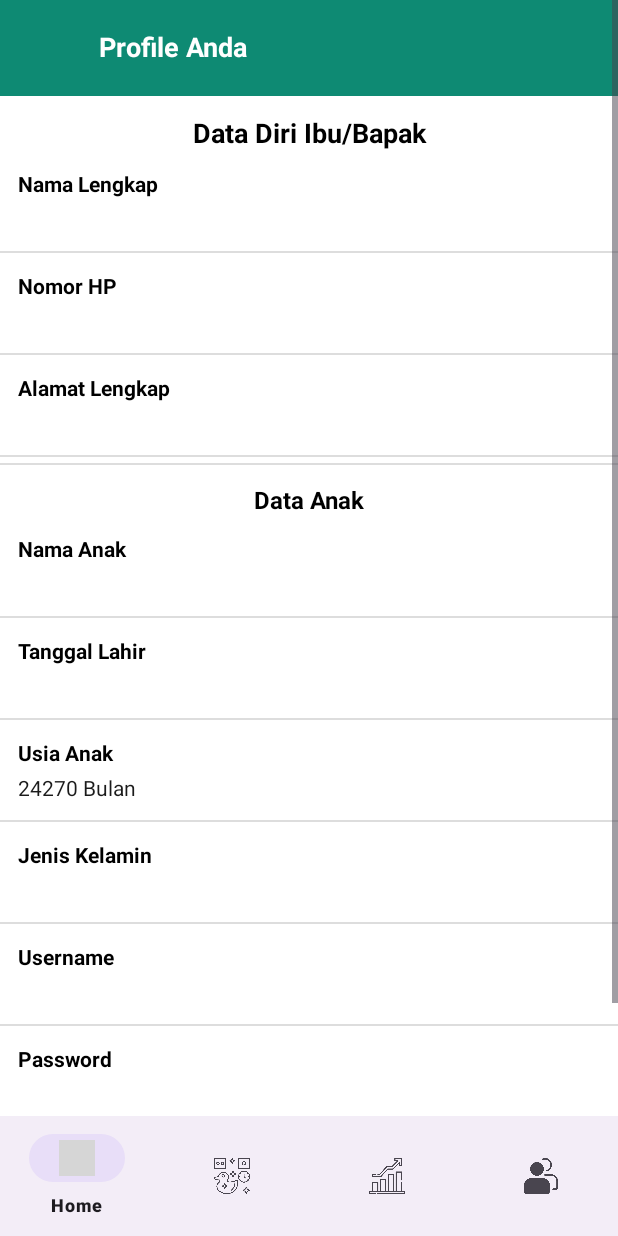
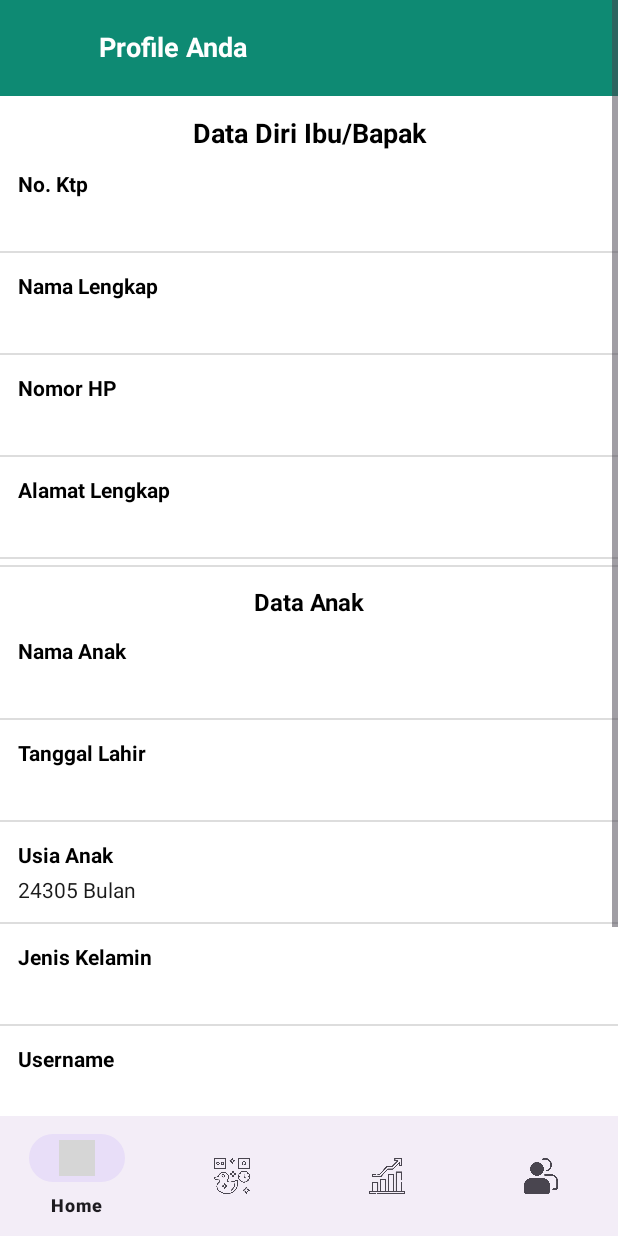
Before and after one commit to MunMunDev/Pemantauan-Kesehatan-Anak, an Android app: the fragment ProfileFragment placed in its activity, on a phone screen of 412 x 824 dp. Run offline under Robolectric (Android 15) with nearby library versions, the phone set to English and light mode, and no system bars; our stand-ins replace Dagger/Hilt's generated code; 3 statements that could not run were skipped; grey boxes are pictures that could not be loaded.

Commit message:
add no KTP

```diff
--- a/app/src/main/java/com/abcd/pemantauankesehatananak/data/database/api/ApiService.kt
+++ b/app/src/main/java/com/abcd/pemantauankesehatananak/data/database/api/ApiService.kt
@@ -72,12 +72,13 @@ interface ApiService {
     suspend fun postUpdateDataDiri(
         @Field("post_update_data") post_update_data: String,
         @Field("id_user") id_user: Int,
+        @Field("no_ktp") no_ktp: String,
         @Field("nama") nama: String,
         @Field("nomor_hp") nomor_hp: String,
         @Field("alamat") alamat: String,
         @Field("nama_anak") nama_anak: String,
         @Field("tanggal_lahir") tanggal_lahir: String,
-        @Field("jenis_kelamin") jenis_kelamin: String,
+        @Field("jk") jk: String,
         @Field("username") username: String,
         @Field("password") password: String,
         @Field("username_lama") username_lama: String,
--- a/app/src/main/java/com/abcd/pemantauankesehatananak/data/model/UserModel.kt
+++ b/app/src/main/java/com/abcd/pemantauankesehatananak/data/model/UserModel.kt
@@ -8,8 +8,8 @@ class UserModel (
     @SerializedName("id_user")
     var idUser: Int? = null,
 
-    @SerializedName("no_bpjs")
-    var no_bpjs: String? = null,
+    @SerializedName("no_ktp")
+    var no_ktp: String? = null,
 
     @SerializedName("nama")
     var nama: String? = null,
@@ -55,7 +55,7 @@ class UserModel (
 
     override fun writeToParcel(parcel: Parcel, flags: Int) {
         parcel.writeValue(idUser)
-        parcel.writeString(no_bpjs)
+        parcel.writeString(no_ktp)
         parcel.writeString(nama)
         parcel.writeString(alamat)
         parcel.writeString(nomorHp)
--- a/app/src/main/java/com/abcd/pemantauankesehatananak/data/repository/ProfileRepository.kt
+++ b/app/src/main/java/com/abcd/pemantauankesehatananak/data/repository/ProfileRepository.kt
@@ -10,12 +10,12 @@ class ProfileRepository  @Inject constructor(
     private val api: ApiService
 ){
     suspend fun postDataDiri(
-        idUser:Int, nama: String, nomorHp: String, alamat: String,
+        idUser:Int, noKtp: String, nama: String, nomorHp: String, alamat: String,
         namaAnak: String, tanggalLahir: String, jenisKelamin: String,
         username: String, password: String, usernameLama: String
     ): ResponseModel {
         val data = api.postUpdateDataDiri(
-            "", idUser, nama, nomorHp, alamat, namaAnak,
+            "", idUser, noKtp, nama, nomorHp, alamat, namaAnak,
             tanggalLahir, jenisKelamin, username, password, usernameLama
         )
         return data
--- a/app/src/main/java/com/abcd/pemantauankesehatananak/ui/fragment/user/profile/ProfileViewModel.kt
+++ b/app/src/main/java/com/abcd/pemantauankesehatananak/ui/fragment/user/profile/ProfileViewModel.kt
@@ -7,10 +7,12 @@ import androidx.lifecycle.viewModelScope
 import com.abcd.pemantauankesehatananak.data.model.ResponseModel
 import com.abcd.pemantauankesehatananak.data.repository.ProfileRepository
 import com.abcd.pemantauankesehatananak.utils.network.UIState
+import dagger.hilt.android.lifecycle.HiltViewModel
 import kotlinx.coroutines.delay
 import kotlinx.coroutines.launch
 import javax.inject.Inject
 
+@HiltViewModel
 class ProfileViewModel  @Inject constructor(
     private val repository : ProfileRepository
 ): ViewModel(){
@@ -18,7 +20,7 @@ class ProfileViewModel  @Inject constructor(
     val getResponseUpdateDataDiri : LiveData<UIState<ResponseModel>> = _updateDataDiri
 
     fun postUpdateDataDiri(
-        idUser:Int, nama: String, nomorHp: String, alamat: String,
+        idUser:Int, noKtp: String, nama: String, nomorHp: String, alamat: String,
         namaAnak: String, tanggalLahir: String, jenisKelamin: String,
         username: String, password: String, usernameLama: String
     ){
@@ -27,7 +29,7 @@ class ProfileViewModel  @Inject constructor(
             delay(1_000)
             try {
                 val data = repository.postDataDiri(
-                    idUser, nama, alamat, nomorHp, namaAnak, tanggalLahir,
+                    idUser, noKtp, nama, alamat, nomorHp, namaAnak, tanggalLahir,
                     jenisKelamin, username, password, usernameLama
                 )
                 _updateDataDiri.postValue(UIState.Success(data))
--- a/app/src/main/java/com/abcd/pemantauankesehatananak/utils/SharedPreferencesLogin.kt
+++ b/app/src/main/java/com/abcd/pemantauankesehatananak/utils/SharedPreferencesLogin.kt
@@ -4,7 +4,7 @@ import android.content.Context
 
 class SharedPreferencesLogin(val context: Context) {
     val keyIdUser = "keyIdUser"
-//    val keyNoBpjs = "keyNoBpjs"
+    val keyNoKtp = "keyNoKtp"
     val keyNama = "keyNama"
     val keyNomorHp = "keyNomorHp"
     val keyAlamat = "keyAlamat"
@@ -19,13 +19,13 @@ class SharedPreferencesLogin(val context: Context) {
     var editPref = sharedPref.edit()
 
     fun setLogin(
-        id_user:Int, nama:String, nomorHp:String, alamat:String, namaAnak:String,
+        id_user:Int, noKtp:String, nama:String, nomorHp:String, alamat:String, namaAnak:String,
         tanggalLahir:String, jenisKelamin:String, username:String,
         password:String, sebagai:String
     ){
         editPref.apply{
             putInt(keyIdUser, id_user)
-//            putString(keyNoBpjs, noBpjs)
+            putString(keyNoKtp, noKtp)
             putString(keyNama, nama)
             putString(keyNomorHp, nomorHp)
             putString(keyAlamat, alamat)
@@ -43,9 +43,9 @@ class SharedPreferencesLogin(val context: Context) {
     fun getIdUser(): Int{
         return sharedPref.getInt(keyIdUser, 0)
     }
-//    fun keyNoBpjs():String{
-//        return sharedPref.getString(keyNoBpjs, "").toString()
-//    }
+    fun getNoKtp():String{
+        return sharedPref.getString(keyNoKtp, "").toString()
+    }
     fun getNama():String{
         return sharedPref.getString(keyNama, "").toString()
     }
--- a/app/src/main/java/com/abcd/pemantauankesehatananak/utils/TanggalDanWaktu.kt
+++ b/app/src/main/java/com/abcd/pemantauankesehatananak/utils/TanggalDanWaktu.kt
@@ -225,7 +225,7 @@ class TanggalDanWaktu {
         mDatePicker.show()
     }
 
-    fun hitungUsiaDalamBulan(tanggal: String): Int {
+    fun hitungUsiaDalamBulan2(tanggal: String): Int {
         val arrayTanggal = tanggal.split("-")
         val tanggalLahir = arrayTanggal[2].trim().toInt()
         val bulanLahir = arrayTanggal[2].trim().toInt()
@@ -246,4 +246,27 @@ class TanggalDanWaktu {
         return totalBulan
     }
 
+    fun hitungUsiaDalamBulan(tanggal: String): Int {
+        val arrayTanggal = tanggal.split("-")
+        val tanggalLahir = arrayTanggal[2].trim().toInt()
+        val bulanLahir = arrayTanggal[2].trim().toInt()
+        val tahunLahir = arrayTanggal[2].trim().toInt()
+
+        var total = 0
+
+        val calLahir = Calendar.getInstance().apply {
+            set(tahunLahir, bulanLahir - 1, tanggalLahir) // bulan 0-indexed
+        }
+        val calSekarang = Calendar.getInstance()
+
+        val tahunSelisih = calSekarang.get(Calendar.YEAR) - tahunLahir
+        val bulanSelisih = calSekarang.get(Calendar.MONTH) - bulanLahir
+        val hariSelisih = calSekarang.get(Calendar.DAY_OF_MONTH) - tanggalLahir
+
+        var totalBulan = tahunSelisih * 12 + bulanSelisih
+        if (hariSelisih < 0) totalBulan -= 1
+
+        return totalBulan
+    }
+
 }
--- a/app/src/main/res/layout/activity_login.xml
+++ b/app/src/main/res/layout/activity_login.xml
@@ -73,10 +73,10 @@
                 style="@style/Widget.MaterialComponents.TextInputLayout.OutlinedBox">
 
                 <com.google.android.material.textfield.TextInputEditText
-                    android:id="@+id/etNomorBpjs"
+                    android:id="@+id/etNomorKtp"
                     android:layout_width="match_parent"
                     android:layout_height="wrap_content"
-                    android:hint="Nomor BPJS / Username"
+                    android:hint="Nomor KTP / Username"
                     android:inputType="text"
                     android:maxLength="30"
                     android:textSize="14sp"/>
--- a/app/src/main/res/layout/fragment_profile.xml
+++ b/app/src/main/res/layout/fragment_profile.xml
@@ -20,7 +20,6 @@
             android:paddingBottom="12dp"
             android:orientation="vertical">
 
-
             <TextView
                 android:layout_width="match_parent"
                 android:layout_height="wrap_content"
@@ -31,6 +30,35 @@
                 android:textColor="@color/black"
                 android:textStyle="bold"
                 android:textAlignment="center"/>
+
+            <!-- NoKtp -->
+            <TextView
+                android:layout_width="match_parent"
+                android:layout_height="wrap_content"
+                android:layout_marginTop="12dp"
+                android:layout_marginStart="12dp"
+                android:layout_marginEnd="12dp"
+                android:text="No. Ktp"
+                android:textSize="14sp"
+                android:textColor="@color/black"
+                android:textStyle="bold" />
+            <TextView
+                android:id="@+id/tvNoKtp"
+                android:layout_width="match_parent"
+                android:layout_height="wrap_content"
+                android:layout_marginStart="12dp"
+                android:layout_marginEnd="12dp"
+                android:layout_marginTop="4dp"
+                android:text="1872781"
+                android:textSize="14sp"
+                android:textColor="@color/textColorBlack"
+                android:textStyle="normal" />
+            <View
+                android:layout_width="match_parent"
+                android:layout_height="1dp"
+                android:background="@color/abuabu_muda"
+                android:layout_marginTop="12dp"/>
+
             <!-- Nama -->
             <TextView
                 android:layout_width="match_parent"
@@ -49,7 +77,7 @@
                 android:layout_marginStart="12dp"
                 android:layout_marginEnd="12dp"
                 android:layout_marginTop="4dp"
-                android:text="Aksan Rafi"
+                android:text="Nurhidayah"
                 android:textSize="14sp"
                 android:textColor="@color/textColorBlack"
                 android:textStyle="normal" />
```
Also changed, not shown: app/src/main/java/com/abcd/pemantauankesehatananak/ui/activity/login/LoginActivity.kt (+6 -6 lines), app/src/main/java/com/abcd/pemantauankesehatananak/ui/fragment/user/profile/ProfileFragment.kt (+12 -4 lines), app/src/main/res/layout/alert_dialog_akun.xml (+25 -0 lines).
